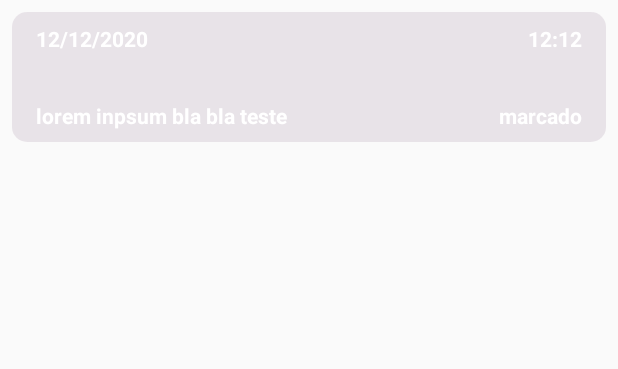
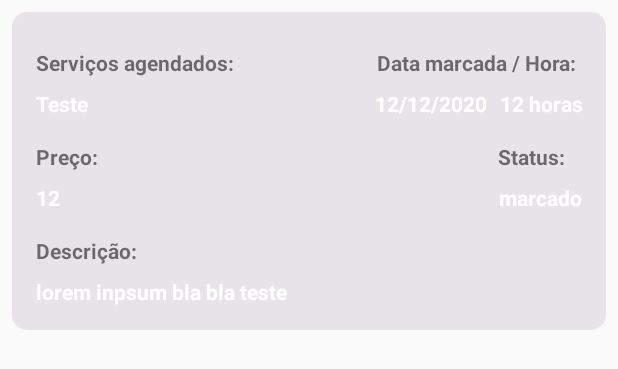
Before and after one commit to LordRadamanthys/agendamentos, an Android app: the layout list_adapter_home.xml on its own in the app's theme, with its tools: preview values and no code run, on a phone screen of 412 x 824 dp. Shown: the top 369 px of the screen. Run offline under Robolectric (Android 15) with nearby library versions, the light colour scheme and no system bars.

Commit message:
ajustes na lista da tela de home

```diff
--- a/mulheresAG/app/build.gradle
+++ b/mulheresAG/app/build.gradle
@@ -28,10 +28,11 @@ apply plugin: 'com.google.gms.google-services'
 dependencies {
     implementation fileTree(dir: 'libs', include: ['*.jar'])
     implementation "org.jetbrains.kotlin:kotlin-stdlib-jdk7:$kotlin_version"
-    implementation 'androidx.appcompat:appcompat:1.1.0'
+    implementation 'androidx.appcompat:appcompat:1.0.2'
     implementation 'androidx.core:core-ktx:1.2.0'
     implementation 'androidx.constraintlayout:constraintlayout:1.1.3'
     implementation 'com.google.android.material:material:1.1.0-alpha10'
+
 
     implementation 'com.google.firebase:firebase-analytics:17.2.0'
     implementation 'com.google.firebase:firebase-messaging:20.0.0'
@@ -47,7 +48,7 @@ dependencies {
     androidTestImplementation 'androidx.test.ext:junit:1.1.1'
     androidTestImplementation 'androidx.test.espresso:espresso-core:3.2.0'
     implementation 'androidx.recyclerview:recyclerview:1.1.0'
-
+    implementation "com.android.support:support-compat:28.0.0"
     implementation 'com.squareup.retrofit2:retrofit:2.5.0'
     implementation 'com.squareup.retrofit2:converter-gson:2.5.0'
 }
--- a/mulheresAG/app/src/main/java/com/example/mulheresag/infra/App.kt
+++ b/mulheresAG/app/src/main/java/com/example/mulheresag/infra/App.kt
@@ -7,7 +7,7 @@ class App : Application() {
     companion object {
         lateinit var instance: App
         lateinit var tokenFirebase: String
-         var userToken: String = "Bearer eyJhbGciOiJIUzI1NiIsInR5cCI6IkpXVCJ9.eyJpZCI6MSwiaWF0IjoxNTg0ODQxOTYwLCJleHAiOjE1ODQ5MjgzNjB9.a9Vqa-ljTFDgsmJF6ggGdOvkkFIpATd05d_YX_A4hDA"
+         var userToken: String = "Bearer eyJhbGciOiJIUzI1NiIsInR5cCI6IkpXVCJ9.eyJpZCI6MSwiaWF0IjoxNTg3NTI1MTc3LCJleHAiOjE1ODc2MTE1Nzd9.m8fC_5jqCKThy-7eXPmTeHVDPzNkB6g-gyB-t4DqtCI"
          var restClient=RestClient.restClient.getInstance()
     }
 
--- a/mulheresAG/app/src/main/java/com/example/mulheresag/view/agendamento/AgendamentosFragment.kt
+++ b/mulheresAG/app/src/main/java/com/example/mulheresag/view/agendamento/AgendamentosFragment.kt
@@ -41,7 +41,7 @@ class AgendamentosFragment : Fragment(), AgendamentosContract.View {
         lista.add(service)
         lista.add(service2)
         reservas.date="22/03/2020"
-        reservas.hour= "9"
+        reservas.hour= "22"
         reservas.description="teste pelo app"
         reservas.fullPrice=5.5
         reservas.services=lista
--- a/mulheresAG/app/src/main/java/com/example/mulheresag/view/homePage/HomeFragment.kt
+++ b/mulheresAG/app/src/main/java/com/example/mulheresag/view/homePage/HomeFragment.kt
@@ -6,6 +6,7 @@ import android.view.View
 import android.view.ViewGroup
 import androidx.fragment.app.Fragment
 import androidx.recyclerview.widget.RecyclerView
+import com.example.mulheresag.MyFirebaseMessagingService
 import com.example.mulheresag.R
 import com.example.mulheresag.data.remote.model.ReservationModel
 import kotlinx.android.synthetic.main.fragment_home.view.*
@@ -24,9 +25,10 @@ class HomeFragment : Fragment(), HomeContract.View {
         container: ViewGroup?,
         savedInstanceState: Bundle?
     ): View? {
-
+//MyFirebaseMessagingService()
 
         inflate = inflater.inflate(R.layout.fragment_home, container, false)
+
         presenter = HomePresenter(this)
 
         presenter.getListReservations()
--- a/mulheresAG/app/src/main/res/layout/list_adapter_home.xml
+++ b/mulheresAG/app/src/main/res/layout/list_adapter_home.xml
@@ -16,64 +16,142 @@
         android:background="@drawable/retangulo_card"
         app:layout_constraintBottom_toBottomOf="parent"
         app:layout_constraintEnd_toEndOf="parent"
+        app:layout_constraintHorizontal_bias="0.0"
         app:layout_constraintStart_toStartOf="parent"
         app:layout_constraintTop_toTopOf="parent"
+        app:layout_constraintVertical_bias="0.0"
+        android:padding="16dp"
         tools:ignore="MissingConstraints">
 
         <TextView
             android:id="@+id/textView_data_adapterHome"
-            android:layout_width="wrap_content"
+            android:layout_width="0dp"
             android:layout_height="wrap_content"
-            android:layout_marginStart="16dp"
             android:layout_marginTop="8dp"
+            android:layout_marginEnd="8dp"
             android:text="12/12/2020"
             android:textColor="#fff"
             android:textSize="14sp"
+            android:textStyle="bold"
+            app:layout_constraintEnd_toStartOf="@+id/textView_horas_adapterHome"
+            app:layout_constraintTop_toBottomOf="@+id/textView9" />
+
+        <TextView
+            android:id="@+id/textView_horas_adapterHome"
+            android:layout_width="0dp"
+            android:layout_height="wrap_content"
+            android:layout_marginTop="8dp"
+            android:gravity="right"
+            android:text="12 horas"
+            android:textColor="#fff"
+            android:textSize="14sp"
+            android:textStyle="bold"
+            app:layout_constraintEnd_toEndOf="parent"
+            app:layout_constraintTop_toBottomOf="@+id/textView9" />
+
+        <TextView
+            android:id="@+id/textView_descricao_adapterHome"
+            android:layout_width="0dp"
+            android:layout_height="wrap_content"
+            android:layout_marginTop="8dp"
+            android:layout_marginEnd="8dp"
+            android:text="lorem inpsum bla bla teste"
+            android:textColor="#fff"
+            android:textSize="14sp"
+            android:textStyle="bold"
+            app:layout_constraintBottom_toBottomOf="parent"
+            app:layout_constraintEnd_toEndOf="parent"
+            app:layout_constraintStart_toStartOf="parent"
+            app:layout_constraintTop_toBottomOf="@+id/textView12" />
+
+        <TextView
+            android:id="@+id/textView_status_adapterHome"
+            android:layout_width="0dp"
+            android:layout_height="wrap_content"
+            android:layout_marginTop="8dp"
+            android:text="marcado"
+            android:textColor="#fff"
+            android:textSize="14sp"
+            android:textStyle="bold"
+            app:layout_constraintEnd_toEndOf="parent"
+            app:layout_constraintTop_toBottomOf="@+id/textView11" />
+
+        <TextView
+            android:id="@+id/textView8"
+            android:layout_width="wrap_content"
+            android:layout_height="wrap_content"
+            android:layout_marginTop="8dp"
+            android:text="Serviços agendados: "
             android:textStyle="bold"
             app:layout_constraintStart_toStartOf="parent"
             app:layout_constraintTop_toTopOf="parent" />
 
         <TextView
-            android:id="@+id/textView_horas_adapterHome"
+            android:id="@+id/textView9"
             android:layout_width="wrap_content"
             android:layout_height="wrap_content"
             android:layout_marginTop="8dp"
-            android:layout_marginEnd="16dp"
-            android:text="12:12"
-            android:textColor="#fff"
-            android:textSize="14sp"
+            android:text="Data marcada / Hora: "
             android:textStyle="bold"
             app:layout_constraintEnd_toEndOf="parent"
             app:layout_constraintTop_toTopOf="parent" />
 
         <TextView
-            android:id="@+id/textView_descricao_adapterHome"
+            android:id="@+id/textView10"
+            android:layout_width="wrap_content"
+            android:layout_height="wrap_content"
+            android:layout_marginTop="16dp"
+            android:text="Preço: "
+            android:textStyle="bold"
+            app:layout_constraintStart_toStartOf="parent"
+            app:layout_constraintTop_toBottomOf="@+id/textView_titulo_adapterHome" />
+
+        <TextView
+            android:id="@+id/textView11"
             android:layout_width="0dp"
             android:layout_height="wrap_content"
-            android:layout_marginStart="16dp"
-            android:layout_marginTop="32dp"
-            android:layout_marginBottom="8dp"
-            android:text="lorem inpsum bla bla teste"
+            android:layout_marginTop="16dp"
+            android:layout_marginEnd="8dp"
+            android:text="Status: "
+            android:textStyle="bold"
+            app:layout_constraintEnd_toEndOf="parent"
+            app:layout_constraintTop_toBottomOf="@+id/textView_data_adapterHome" />
+
+        <TextView
+            android:id="@+id/textView12"
+            android:layout_width="0dp"
+            android:layout_height="wrap_content"
+            android:layout_marginTop="16dp"
+            android:layout_marginEnd="8dp"
+            android:text="Descrição: "
+            android:textStyle="bold"
+            app:layout_constraintEnd_toEndOf="parent"
+            app:layout_constraintStart_toStartOf="parent"
+            app:layout_constraintTop_toBottomOf="@+id/textView_preco_adapterHome" />
+
+        <TextView
+            android:id="@+id/textView_titulo_adapterHome"
+            android:layout_width="0dp"
+            android:layout_height="wrap_content"
+            android:layout_marginTop="8dp"
+            android:text="Teste"
             android:textColor="#fff"
             android:textSize="14sp"
             android:textStyle="bold"
-            app:layout_constraintBottom_toBottomOf="parent"
-            app:layout_constraintStart_toStartOf="parent"
-            app:layout_constraintTop_toBottomOf="@+id/textView_data_adapterHome" />
+            app:layout_constraintEnd_toEndOf="@+id/textView8"
+            app:layout_constraintStart_toStartOf="@+id/textView8"
+            app:layout_constraintTop_toBottomOf="@+id/textView8" />
 
         <TextView
-            android:id="@+id/textView_status_adapterHome"
-            android:layout_width="wrap_content"
+            android:id="@+id/textView_preco_adapterHome"
+            android:layout_width="0dp"
             android:layout_height="wrap_content"
-            android:layout_marginTop="32dp"
-            android:layout_marginEnd="16dp"
-            android:layout_marginBottom="8dp"
-            android:text="marcado"
+            android:layout_marginTop="8dp"
+            android:text="12"
             android:textColor="#fff"
             android:textSize="14sp"
             android:textStyle="bold"
-            app:layout_constraintBottom_toBottomOf="parent"
-            app:layout_constraintEnd_toEndOf="parent"
-            app:layout_constraintTop_toBottomOf="@+id/textView_horas_adapterHome" />
+            app:layout_constraintStart_toStartOf="parent"
+            app:layout_constraintTop_toBottomOf="@+id/textView10" />
     </androidx.constraintlayout.widget.ConstraintLayout>
 </androidx.constraintlayout.widget.ConstraintLayout>
```
Also changed, not shown: mulheresAG/app/src/main/java/com/example/mulheresag/MyFirebaseMessagingService.kt (+38 -19 lines), mulheresAG/app/src/main/java/com/example/mulheresag/view/homePage/AdapterHome.kt (+29 -1 lines), mulheresAG/app/src/main/java/com/example/mulheresag/view/login/LoginActivity.kt (+37 -3 lines).
